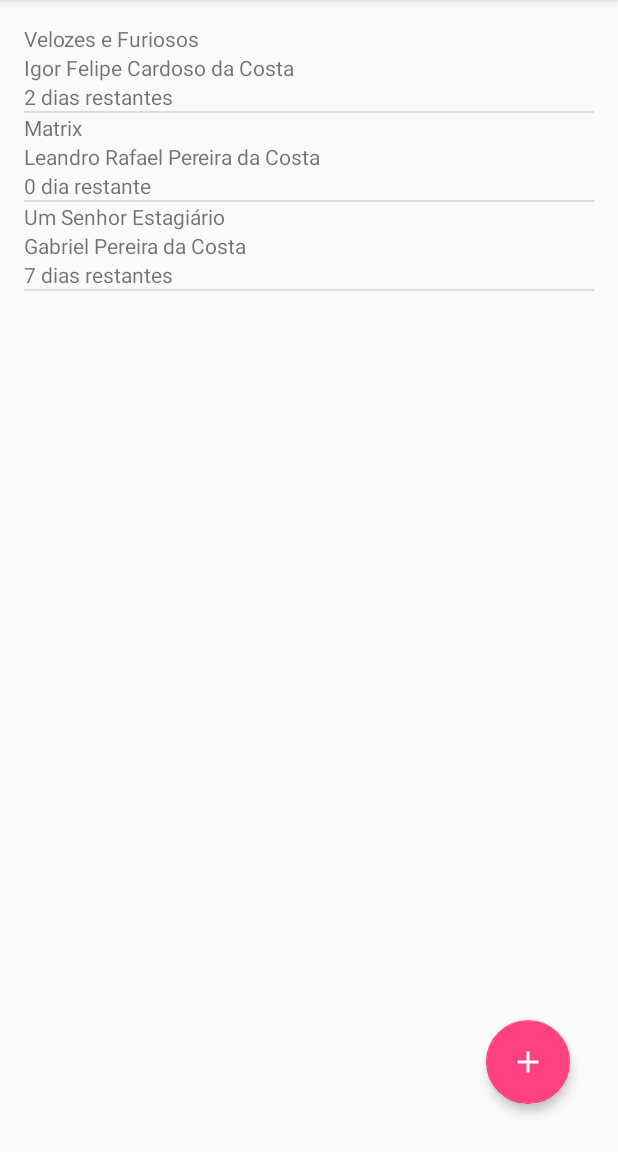
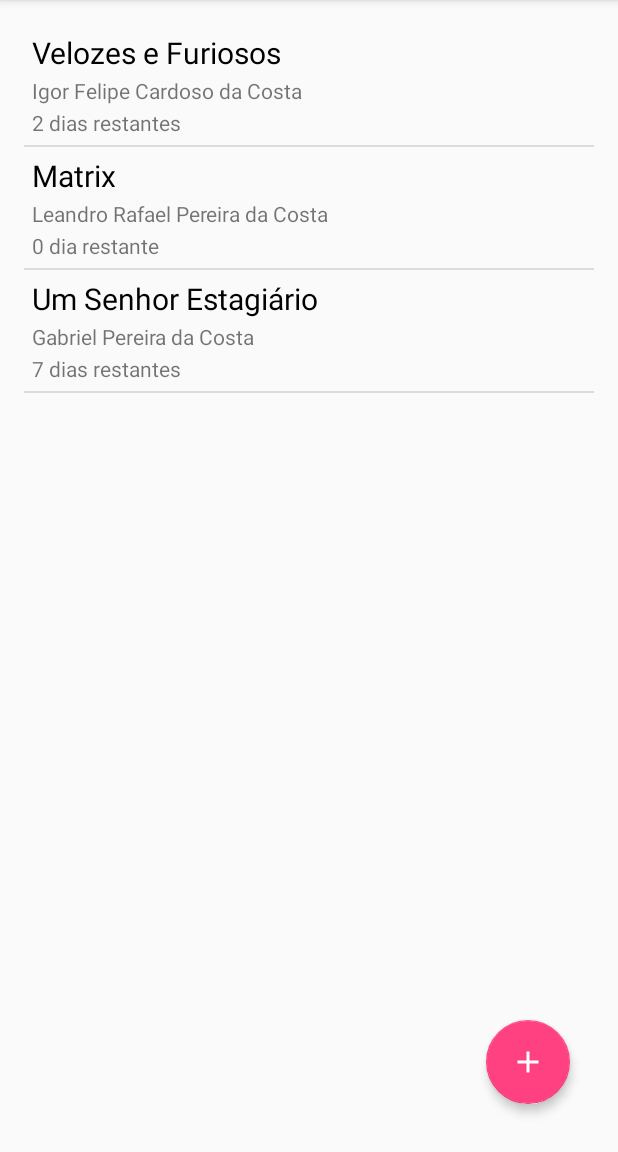
Before and after one commit to gabrielpcosta18/TAPRentalAndroid, an Android app: the screen it shows after launch (MainActivity), on a phone screen of 412 x 824 dp, the part 84-1236 px from its top. Run offline under Robolectric (Android 15) with nearby library versions, the phone set to English and light mode, and no system bars.

Commit message:
Melhorias na tela de listagem de títulos para aluguel

```diff
--- a/TAPRental/app/src/main/res/layout/rental_list_item.xml
+++ b/TAPRental/app/src/main/res/layout/rental_list_item.xml
@@ -2,20 +2,26 @@
 <LinearLayout xmlns:android="http://schemas.android.com/apk/res/android"
     android:layout_width="match_parent"
     android:layout_height="match_parent"
-    android:orientation="vertical">
+    android:orientation="vertical"
+    android:padding="5dp">
 
     <TextView
         android:id="@+id/txtRentalTitle"
         android:layout_width="match_parent"
         android:layout_height="wrap_content"
         android:text="Velozes e Furiosos"
-        android:elegantTextHeight="true" />
+        android:elegantTextHeight="true"
+        android:textSize="20dp"
+        android:textColor="#000000"
+        android:layout_marginBottom="2dp"/>
 
     <TextView
         android:id="@+id/txtRentalCustomerName"
         android:layout_width="match_parent"
         android:layout_height="wrap_content"
-        android:text="Gabriel Pereira da Costa"/>
+        android:text="Gabriel Pereira da Costa"
+        android:layout_marginBottom="2dp"/>
+
 
     <TextView
         android:id="@+id/txtRentalRemaniningDays"
```
